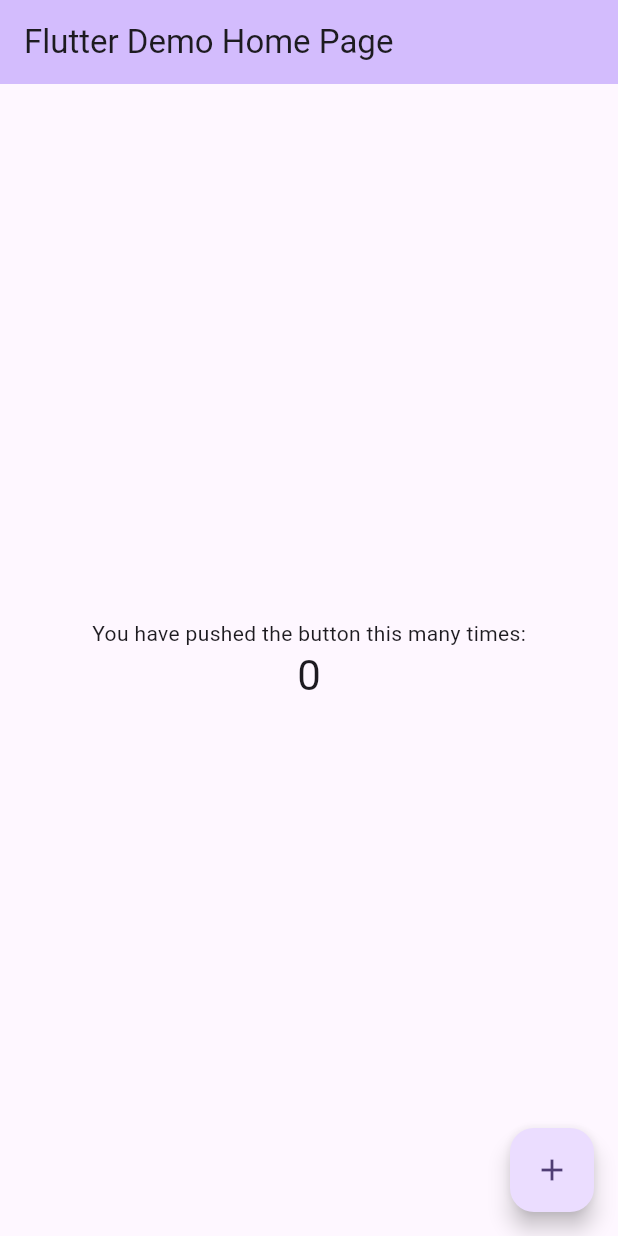
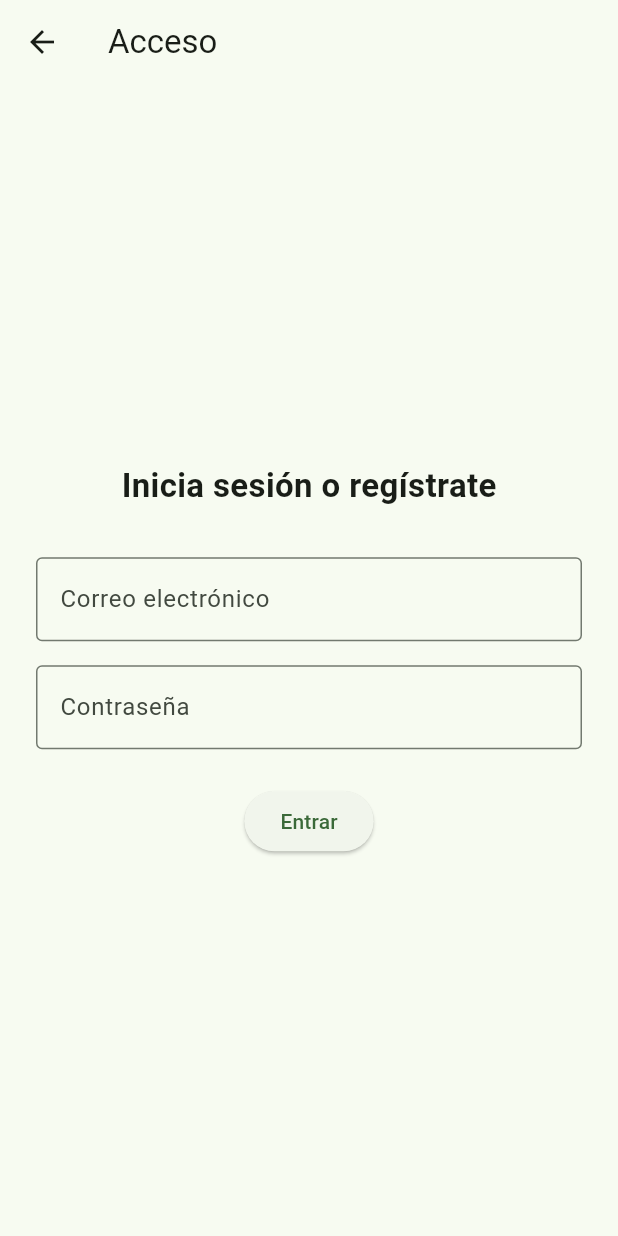
Before and after one commit to NuriaGauchia/climbing_led_app, a Flutter app: the screen it shows after launch, on a phone screen of 412 x 824 dp. Run offline on Flutter 3.47's test engine with Material 3 defaults, Android fonts, the phone set to English and light mode, and no system bars.

Commit message:
Añadida navegación, tema oscuro y pantallas base (auth, home, bloques, edición, ajustes)

```diff
--- a/lib/main.dart
+++ b/lib/main.dart
@@ -1,122 +1,23 @@
 import 'package:flutter/material.dart';
+import 'routes/app_routes.dart';
+import 'themes/app_theme.dart';
 
 void main() {
-  runApp(const MyApp());
+  runApp(const ClimbingLedApp());
 }
 
-class MyApp extends StatelessWidget {
-  const MyApp({super.key});
+class ClimbingLedApp extends StatelessWidget {
+  const ClimbingLedApp({super.key});
 
-  // This widget is the root of your application.
   @override
   Widget build(BuildContext context) {
     return MaterialApp(
-      title: 'Flutter Demo',
-      theme: ThemeData(
-        // This is the theme of your application.
-        //
-        // TRY THIS: Try running your application with "flutter run". You'll see
-        // the application has a purple toolbar. Then, without quitting the app,
-        // try changing the seedColor in the colorScheme below to Colors.green
-        // and then invoke "hot reload" (save your changes or press the "hot
-        // reload" button in a Flutter-supported IDE, or press "r" if you used
-        // the command line to start the app).
-        //
-        // Notice that the counter didn't reset back to zero; the application
-        // state is not lost during the reload. To reset the state, use hot
-        // restart instead.
-        //
-        // This works for code too, not just values: Most code changes can be
-        // tested with just a hot reload.
-        colorScheme: ColorScheme.fromSeed(seedColor: Colors.deepPurple),
-      ),
-      home: const MyHomePage(title: 'Flutter Demo Home Page'),
+      title: 'Climbing LED App',
+      theme: AppTheme.lightTheme,
+      darkTheme: AppTheme.darkTheme,
+      themeMode: ThemeMode.system, // usa el tema del sistema
+      initialRoute: '/auth',
+      routes: AppRoutes.routes,
     );
   }
 }
-
-class MyHomePage extends StatefulWidget {
-  const MyHomePage({super.key, required this.title});
-
-  // This widget is the home page of your application. It is stateful, meaning
-  // that it has a State object (defined below) that contains fields that affect
-  // how it looks.
-
-  // This class is the configuration for the state. It holds the values (in this
-  // case the title) provided by the parent (in this case the App widget) and
-  // used by the build method of the State. Fields in a Widget subclass are
-  // always marked "final".
-
-  final String title;
-
-  @override
-  State<MyHomePage> createState() => _MyHomePageState();
-}
-
-class _MyHomePageState extends State<MyHomePage> {
-  int _counter = 0;
-
-  void _incrementCounter() {
-    setState(() {
-      // This call to setState tells the Flutter framework that something has
-      // changed in this State, which causes it to rerun the build method below
-      // so that the display can reflect the updated values. If we changed
-      // _counter without calling setState(), then the build method would not be
-      // called again, and so nothing would appear to happen.
-      _counter++;
-    });
-  }
-
-  @override
-  Widget build(BuildContext context) {
-    // This method is rerun every time setState is called, for instance as done
-    // by the _incrementCounter method above.
-    //
-    // The Flutter framework has been optimized to make rerunning build methods
-    // fast, so that you can just rebuild anything that needs updating rather
-    // than having to individually change instances of widgets.
-    return Scaffold(
-      appBar: AppBar(
-        // TRY THIS: Try changing the color here to a specific color (to
-        // Colors.amber, perhaps?) and trigger a hot reload to see the AppBar
-        // change color while the other colors stay the same.
-        backgroundColor: Theme.of(context).colorScheme.inversePrimary,
-        // Here we take the value from the MyHomePage object that was created by
-        // the App.build method, and use it to set our appbar title.
-        title: Text(widget.title),
-      ),
-      body: Center(
-        // Center is a layout widget. It takes a single child and positions it
-        // in the middle of the parent.
-        child: Column(
-          // Column is also a layout widget. It takes a list of children and
-          // arranges them vertically. By default, it sizes itself to fit its
-          // children horizontally, and tries to be as tall as its parent.
-          //
-          // Column has various properties to control how it sizes itself and
-          // how it positions its children. Here we use mainAxisAlignment to
-          // center the children vertically; the main axis here is the vertical
-          // axis because Columns are vertical (the cross axis would be
-          // horizontal).
-          //
-          // TRY THIS: Invoke "debug painting" (choose the "Toggle Debug Paint"
-          // action in the IDE, or press "p" in the console), to see the
-          // wireframe for each widget.
-          mainAxisAlignment: MainAxisAlignment.center,
-          children: <Widget>[
-            const Text('You have pushed the button this many times:'),
-            Text(
-              '$_counter',
-              style: Theme.of(context).textTheme.headlineMedium,
-            ),
-          ],
-        ),
-      ),
-      floatingActionButton: FloatingActionButton(
-        onPressed: _incrementCounter,
-        tooltip: 'Increment',
-        child: const Icon(Icons.add),
-      ), // This trailing comma makes auto-formatting nicer for build methods.
-    );
-  }
-}
--- /dev/null
+++ b/lib/pages/auth_page.dart
@@ -0,0 +1,52 @@
+import 'package:flutter/material.dart';
+
+class AuthPage extends StatelessWidget {
+  const AuthPage({super.key});
+
+  @override
+  Widget build(BuildContext context) {
+    final emailController = TextEditingController();
+    final passwordController = TextEditingController();
+
+    return Scaffold(
+      appBar: AppBar(title: const Text('Acceso')),
+      body: Padding(
+        padding: const EdgeInsets.all(24),
+        child: Column(
+          mainAxisAlignment: MainAxisAlignment.center,
+          children: [
+            const Text(
+              'Inicia sesión o regístrate',
+              style: TextStyle(fontSize: 22, fontWeight: FontWeight.bold),
+            ),
+            const SizedBox(height: 32),
+            TextField(
+              controller: emailController,
+              decoration: const InputDecoration(
+                labelText: 'Correo electrónico',
+                border: OutlineInputBorder(),
+              ),
+            ),
+            const SizedBox(height: 16),
+            TextField(
+              controller: passwordController,
+              obscureText: true,
+              decoration: const InputDecoration(
+                labelText: 'Contraseña',
+                border: OutlineInputBorder(),
+              ),
+            ),
+            const SizedBox(height: 24),
+            ElevatedButton(
+              onPressed: () {
+                // Aquí irá la lógica de login o registro más adelante
+                Navigator.pushReplacementNamed(context, '/');
+              },
+              child: const Text('Entrar'),
+            ),
+          ],
+        ),
+      ),
+    );
+  }
+}
--- /dev/null
+++ b/lib/routes/app_routes.dart
@@ -0,0 +1,23 @@
+import 'package:flutter/material.dart';
+import '../pages/home_page.dart';
+import '../pages/scan_wall_page.dart';
+import '../pages/wall_editor_page.dart';
+import '../pages/create_route_page.dart';
+import '../pages/settings_page.dart';
+import '../pages/auth_page.dart';
+import '../pages/routes_list_page.dart';
+import '../pages/edit_route_page.dart';
+
+
+class AppRoutes {
+  static Map<String, WidgetBuilder> routes = {
+    '/': (context) => const HomePage(),
+    '/scan': (context) => const ScanWallPage(),
+    '/editor': (context) => const WallEditorPage(),
+    '/create': (context) => const CreateRoutePage(),
+    '/settings': (context) => const SettingsPage(),
+    '/auth': (context) => const AuthPage(),
+    '/routes': (context) => const RoutesListPage(),
+    '/edit': (context) => const EditRoutePage(),
+  };
+}
--- /dev/null
+++ b/lib/themes/app_theme.dart
@@ -0,0 +1,23 @@
+import 'package:flutter/material.dart';
+
+class AppTheme {
+  // Tema claro
+  static final ThemeData lightTheme = ThemeData(
+    brightness: Brightness.light,
+    colorScheme: ColorScheme.fromSeed(
+      seedColor: Colors.green,
+      brightness: Brightness.light,
+    ),
+    useMaterial3: true,
+  );
+
+  // Tema oscuro
+  static final ThemeData darkTheme = ThemeData(
+    brightness: Brightness.dark,
+    colorScheme: ColorScheme.fromSeed(
+      seedColor: Colors.green,
+      brightness: Brightness.dark,
+    ),
+    useMaterial3: true,
+  );
+}
```
Also changed, not shown: lib/pages/create_route_page.dart (added, +13 -0 lines), lib/pages/edit_route_page.dart (added, +15 -0 lines), lib/pages/home_page.dart (added, +39 -0 lines), lib/pages/routes_list_page.dart (added, +40 -0 lines), lib/pages/scan_wall_page.dart (added, +13 -0 lines), lib/pages/settings_page.dart (added, +13 -0 lines), lib/pages/wall_editor_page.dart (added, +13 -0 lines).
